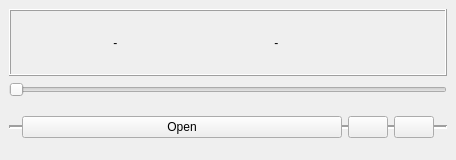
bitterfly/MehPlayer, file lib/gui/mainwindow.ui: the form before one commit.
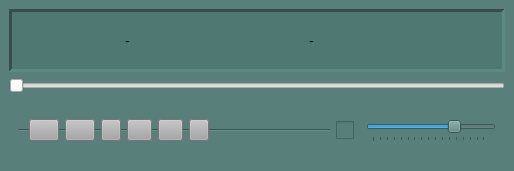
The form after the commit. Icons and pictures are not drawn.

Commit message: Next and prec button. Add scan folder action. Bug when opening a file fixed. Now able to mute.

Diff of the .ui file:
```diff
--- a/lib/gui/mainwindow.ui
+++ b/lib/gui/mainwindow.ui
@@ -6,31 +6,55 @@
    <rect>
     <x>0</x>
     <y>0</y>
-    <width>456</width>
-    <height>160</height>
+    <width>514</width>
+    <height>171</height>
    </rect>
   </property>
+  <property name="sizePolicy">
+   <sizepolicy hsizetype="Fixed" vsizetype="Fixed">
+    <horstretch>0</horstretch>
+    <verstretch>0</verstretch>
+   </sizepolicy>
+  </property>
   <property name="windowTitle">
    <string>MainWindow</string>
   </property>
   <widget class="QWidget" name="widget">
+   <property name="styleSheet">
+    <string notr="true">background:rgb(88, 127, 122)</string>
+   </property>
    <layout class="QVBoxLayout" name="verticalLayout_3">
     <item>
      <layout class="QVBoxLayout" name="verticalLayout">
       <item>
        <widget class="QFrame" name="horizontalFrame_2">
+        <property name="styleSheet">
+         <string notr="true">background:rgb(80, 120, 114)</string>
+        </property>
         <property name="frameShape">
-         <enum>QFrame::Box</enum>
+         <enum>QFrame::Panel</enum>
         </property>
         <property name="frameShadow">
-         <enum>QFrame::Raised</enum>
+         <enum>QFrame::Sunken</enum>
+        </property>
+        <property name="lineWidth">
+         <number>3</number>
+        </property>
+        <property name="midLineWidth">
+         <number>1</number>
         </property>
         <layout class="QHBoxLayout" name="horizontalLayout_2">
          <item>
           <widget class="QFrame" name="info">
+           <property name="styleSheet">
+            <string notr="true">background: none</string>
+           </property>
            <layout class="QHBoxLayout" name="song_info">
             <item>
              <widget class="QLabel" name="title">
+              <property name="styleSheet">
+               <string notr="true">background: none</string>
+              </property>
               <property name="text">
                <string/>
               </property>
@@ -38,6 +62,9 @@
             </item>
             <item>
              <widget class="QLabel" name="dash2">
+              <property name="styleSheet">
+               <string notr="true">background: none</string>
+              </property>
               <property name="text">
                <string> - </string>
               </property>
@@ -45,6 +72,9 @@
             </item>
             <item>
              <widget class="QLabel" name="artist">
+              <property name="styleSheet">
+               <string notr="true">background: none</string>
+              </property>
               <property name="text">
                <string/>
               </property>
@@ -52,6 +82,9 @@
             </item>
             <item>
              <widget class="QLabel" name="dash1">
+              <property name="styleSheet">
+               <string notr="true">background: none</string>
+              </property>
               <property name="text">
                <string> - </string>
               </property>
@@ -59,6 +92,9 @@
             </item>
             <item>
              <widget class="QLabel" name="album">
+              <property name="styleSheet">
+               <string notr="true">background: none</string>
+              </property>
               <property name="text">
                <string/>
               </property>
@@ -72,6 +108,9 @@
       </item>
       <item>
        <widget class="QSlider" name="slider">
+        <property name="styleSheet">
+         <string notr="true">background: none</string>
+        </property>
         <property name="tracking">
          <bool>true</bool>
         </property>
@@ -85,33 +124,193 @@
       </item>
       <item>
        <widget class="QFrame" name="horizontalFrame">
+        <property name="styleSheet">
+         <string notr="true">background:rgb(88, 127, 122)</string>
+        </property>
         <property name="frameShape">
-         <enum>QFrame::HLine</enum>
+         <enum>QFrame::NoFrame</enum>
         </property>
         <property name="frameShadow">
          <enum>QFrame::Sunken</enum>
         </property>
         <property name="lineWidth">
-         <number>2</number>
+         <number>3</number>
         </property>
         <layout class="QHBoxLayout" name="horizontalLayout">
          <property name="sizeConstraint">
           <enum>QLayout::SetDefaultConstraint</enum>
          </property>
          <item>
-          <widget class="QPushButton" name="open_button">
-           <property name="text">
-            <string>Open</string>
+          <widget class="QFrame" name="horizontalFrame_3">
+           <property name="frameShape">
+            <enum>QFrame::HLine</enum>
            </property>
+           <property name="frameShadow">
+            <enum>QFrame::Sunken</enum>
+           </property>
+           <layout class="QHBoxLayout" name="buttons">
+            <item>
+             <widget class="QPushButton" name="open_file">
+              <property name="sizePolicy">
+               <sizepolicy hsizetype="Fixed" vsizetype="Fixed">
+                <horstretch>0</horstretch>
+                <verstretch>0</verstretch>
+               </sizepolicy>
+              </property>
+              <property name="maximumSize">
+               <size>
+                <width>30</width>
+                <height>30</height>
+               </size>
+              </property>
+              <property name="styleSheet">
+               <string notr="true">font: 9pt &quot;NanumMyeongjo&quot;;
+background: rgb(165, 165, 167)</string>
+              </property>
+              <property name="text">
+               <string/>
+              </property>
+             </widget>
+            </item>
+            <item>
+             <widget class="QPushButton" name="open_folder">
+              <property name="sizePolicy">
+               <sizepolicy hsizetype="Fixed" vsizetype="Fixed">
+                <horstretch>0</horstretch>
+                <verstretch>0</verstretch>
+               </sizepolicy>
+              </property>
+              <property name="maximumSize">
+               <size>
+                <width>30</width>
+                <height>30</height>
+               </size>
+              </property>
+              <property name="styleSheet">
+               <string notr="true">font: 9pt &quot;NanumMyeongjo&quot;;
+background: rgb(165, 165, 167)</string>
+              </property>
+              <property name="text">
+               <string/>
+              </property>
+             </widget>
+            </item>
+            <item>
+             <widget class="QPushButton" name="prev">
+              <property name="maximumSize">
+               <size>
+                <width>20</width>
+                <height>25</height>
+               </size>
+              </property>
+              <property name="styleSheet">
+               <string notr="true">font: 9pt &quot;NanumMyeongjo&quot;;
+background: rgb(165, 165, 167)</string>
+              </property>
+              <property name="text">
+               <string/>
+              </property>
+             </widget>
+            </item>
+            <item>
+             <widget class="QPushButton" name="play_button">
+              <property name="sizePolicy">
+               <sizepolicy hsizetype="Fixed" vsizetype="Fixed">
+                <horstretch>0</horstretch>
+                <verstretch>0</verstretch>
+               </sizepolicy>
+              </property>
+              <property name="maximumSize">
+               <size>
+                <width>25</width>
+                <height>25</height>
+               </size>
+              </property>
+              <property name="styleSheet">
+               <string notr="true">font: 9pt &quot;NanumMyeongjo&quot;;
+background: rgb(165, 165, 167)</string>
+              </property>
+              <property name="text">
+               <string/>
+              </property>
+              <property name="icon">
+               <iconset>
+                <normaloff>:/icons/resources/play.png</normaloff>:/icons/resources/play.png</iconset>
+              </property>
+             </widget>
+            </item>
+            <item>
+             <widget class="QPushButton" name="stop_button">
+              <property name="sizePolicy">
+               <sizepolicy hsizetype="Fixed" vsizetype="Fixed">
+                <horstretch>0</horstretch>
+                <verstretch>0</verstretch>
+               </sizepolicy>
+              </property>
+              <property name="maximumSize">
+               <size>
+                <width>25</width>
+                <height>25</height>
+               </size>
+              </property>
+              <property name="styleSheet">
+               <string notr="true">font: 9pt &quot;NanumMyeongjo&quot;;
+background: rgb(165, 165, 167)</string>
+              </property>
+              <property name="text">
+               <string/>
+              </property>
+             </widget>
+            </item>
+            <item>
+             <widget class="QPushButton" name="next">
+              <property name="maximumSize">
+               <size>
+                <width>20</width>
+                <height>25</height>
+               </size>
+              </property>
+              <property name="styleSheet">
+               <string notr="true">font: 9pt &quot;NanumMyeongjo&quot;;
+background: rgb(165, 165, 167)</string>
+              </property>
+              <property name="text">
+               <string/>
+              </property>
+             </widget>
+            </item>
+            <item>
+             <spacer name="horizontalSpacer_2">
+              <property name="orientation">
+               <enum>Qt::Horizontal</enum>
+              </property>
+              <property name="sizeHint" stdset="0">
+               <size>
+                <width>40</width>
+                <height>20</height>
+               </size>
+              </property>
+             </spacer>
+            </item>
+           </layout>
           </widget>
          </item>
          <item>
-          <widget class="QPushButton" name="play_button">
-           <property name="sizePolicy">
-            <sizepolicy hsizetype="Fixed" vsizetype="Fixed">
-             <horstretch>0</horstretch>
-             <verstretch>0</verstretch>
-            </sizepolicy>
+          <widget class="QCheckBox" name="mute">
+           <property name="styleSheet">
+            <string notr="true"> QCheckBox::indicator {
+     width: 18px;
+     height: 18px;
+ }
+
+  QCheckBox::indicator:checked
+  {
+    image: url(./resources/mute2.png);
+  }
+  QCheckBox::indicator:unchecked
+  {
+    image: url(./resources/mute1.png);;
+  }</string>
            </property>
            <property name="text">
             <string/>
@@ -123,15 +322,60 @@
           </widget>
          </item>
          <item>
-          <widget class="QPushButton" name="stop_button">
+          <widget class="QSlider" name="volume">
            <property name="sizePolicy">
-            <sizepolicy hsizetype="Fixed" vsizetype="Fixed">
+            <sizepolicy hsizetype="Preferred" vsizetype="Fixed">
              <horstretch>0</horstretch>
              <verstretch>0</verstretch>
             </sizepolicy>
            </property>
-           <property name="text">
-            <string/>
+           <property name="minimumSize">
+            <size>
+             <width>130</width>
+             <height>0</height>
+            </size>
+           </property>
+           <property name="maximumSize">
+            <size>
+             <width>220</width>
+             <height>23</height>
+            </size>
+           </property>
+           <property name="styleSheet">
+            <string notr="true"/>
+           </property>
+           <property name="minimum">
+            <number>0</number>
+           </property>
+           <property name="maximum">
+            <number>100</number>
+           </property>
+           <property name="singleStep">
+            <number>1</number>
+           </property>
+           <property name="pageStep">
+            <number>1</number>
+           </property>
+           <property name="sliderPosition">
+            <number>70</number>
+           </property>
+           <property name="tracking">
+            <bool>true</bool>
+           </property>
+           <property name="orientation">
+            <enum>Qt::Horizontal</enum>
+           </property>
+           <property name="invertedAppearance">
+            <bool>false</bool>
+           </property>
+           <property name="invertedControls">
+            <bool>false</bool>
+           </property>
+           <property name="tickPosition">
+            <enum>QSlider::TicksBelow</enum>
+           </property>
+           <property name="tickInterval">
+            <number>6</number>
            </property>
           </widget>
          </item>
```
Left out of the diff: 8 changed lines with no effect on the pictures. The commit also changes 14 other files.
